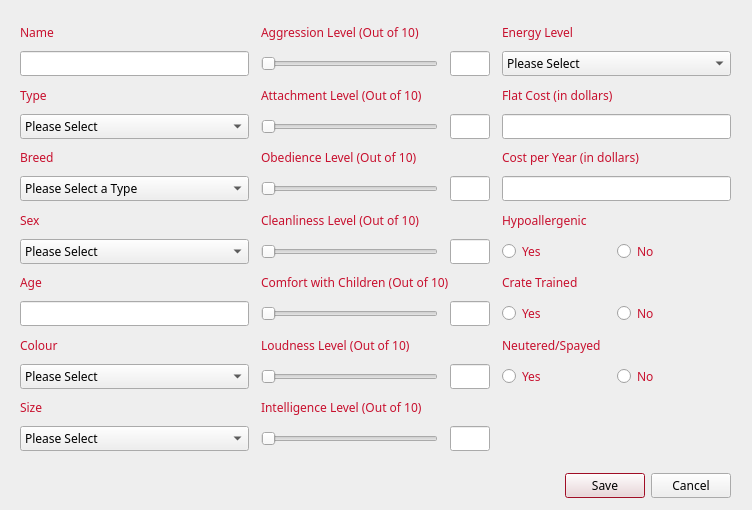
Qt form cuACS/addanimal.ui (cameronhawtin/Animal-Farm-cuACS) before a commit.
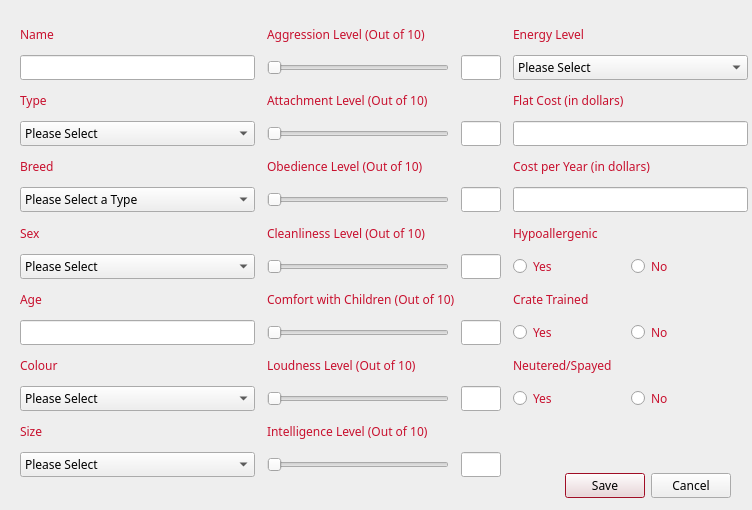
The same form after that commit.

```diff
--- a/cuACS/addanimal.ui
+++ b/cuACS/addanimal.ui
@@ -187,8 +187,8 @@
     <rect>
      <x>20</x>
      <y>20</y>
-     <width>711</width>
-     <height>431</height>
+     <width>728</width>
+     <height>457</height>
     </rect>
    </property>
    <layout class="QGridLayout" name="gridLayout">
```
Left out of the diff: 32 changed lines with no effect on the pictures.
